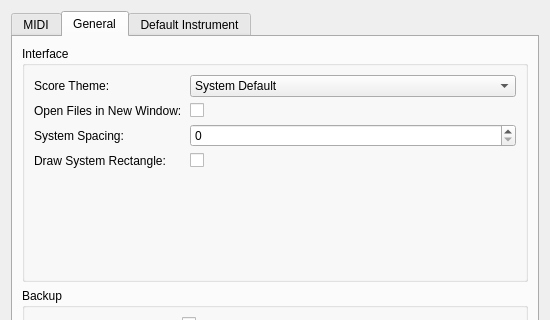
Above: source/dialogs/preferencesdialog.ui from sbonaime/powertabeditor before the change; both pictures show x 0 to 550 and y 0 to 320 of the 550 by 574 pixel window. Below: the same form after it.
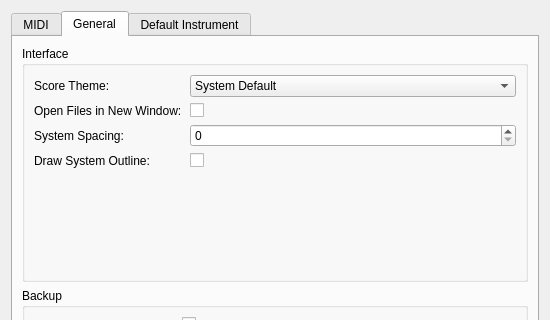
That is the form after the change. The open tabs and pages were chosen to show the change. Custom widgets are drawn as their Qt base class.

Commit message: Draw System Outline

```diff
--- a/source/dialogs/preferencesdialog.ui
+++ b/source/dialogs/preferencesdialog.ui
@@ -309,7 +309,7 @@
             <item row="3" column="0">
              <widget class="QLabel" name="drawSystemRectangleLabel">
               <property name="text">
-               <string>Draw System Rectangle:</string>
+               <string>Draw System Outline:</string>
               </property>
              </widget>
             </item>
```
Left out of the diff: 4 changed lines with no effect on the pictures. The commit also changes 6 other files.
